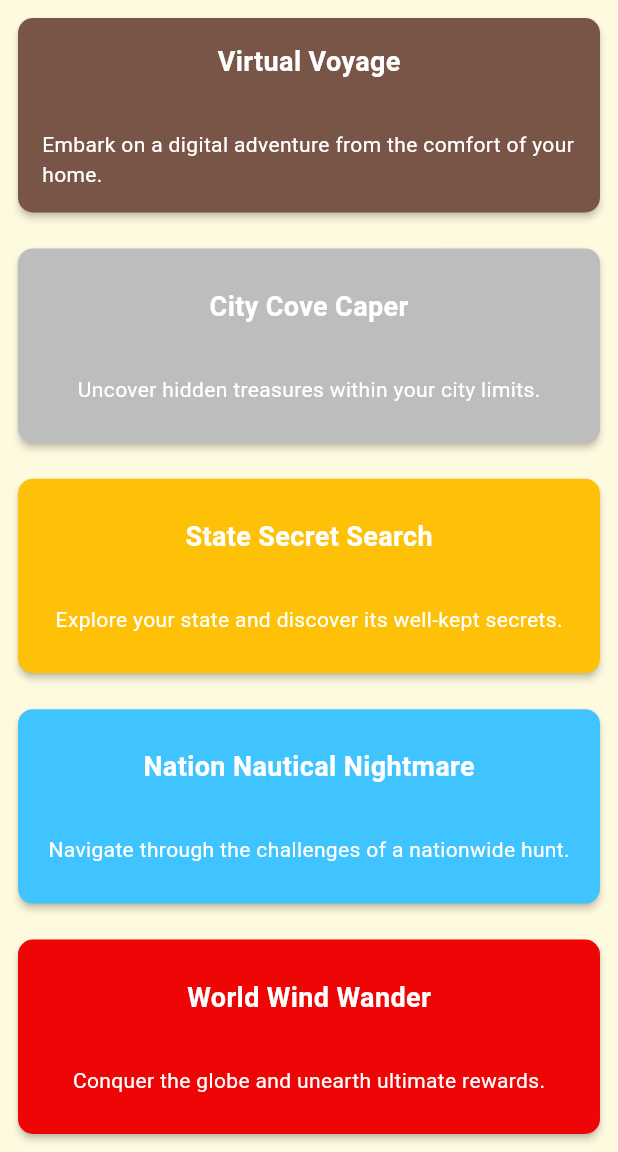
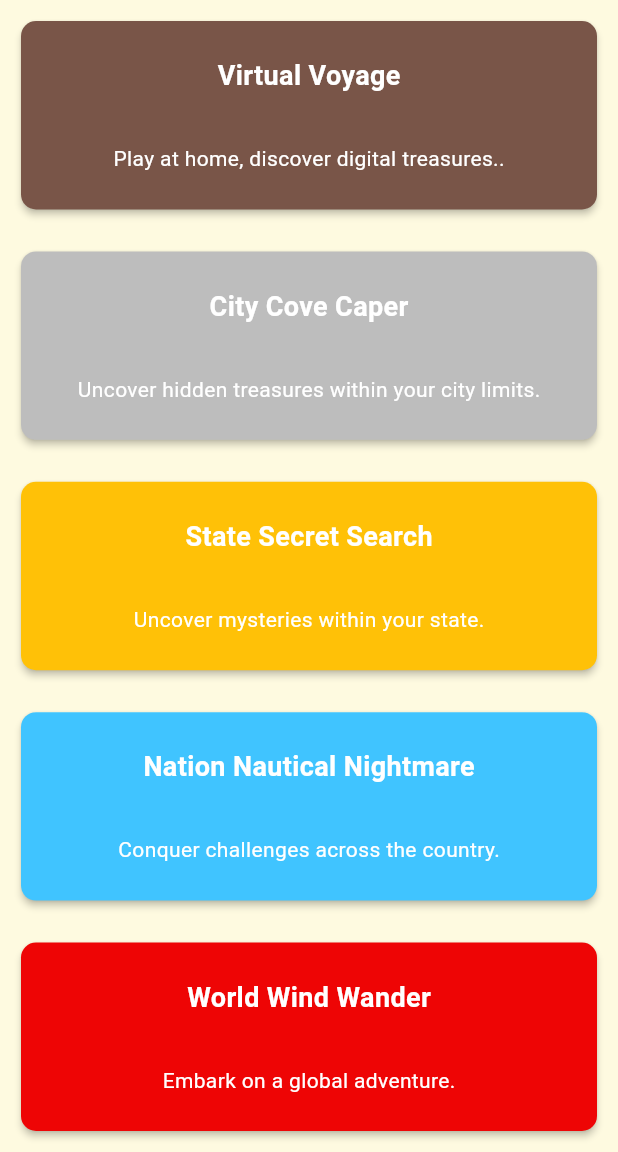
Before and after one commit to Sumanth1997/GemAI_Dev, a Flutter app: the DifficultyLevel screen opened directly with empty values, on a phone screen of 412 x 824 dp, the part 84-1236 px from its top. Run offline on Flutter 3.47's test engine with Material 3 defaults, Android fonts, the light colour scheme and no system bars; our stand-ins replace card_swiper, cloud_firestore, confetti, firebase_auth, firebase_core, firebase_storage and 11 more; missing offline and left inert: firebase_ui_auth, firebase_ui_oauth_google, maps_launcher; accounts and stored records are empty; generated files the repository leaves out were written again; network calls fail.

Commit message:
Difficulty level description fix

```diff
--- a/scavhunt/lib/Pages/difficulty_level.dart
+++ b/scavhunt/lib/Pages/difficulty_level.dart
@@ -13,7 +13,7 @@ class DifficultyLevel extends StatelessWidget {
     final List<Map<String, dynamic>> itemData = [
       {
         'text': 'Virtual Voyage',
-        'description': 'Embark on a digital adventure from the comfort of your home.',
+        'description': 'Play at home, discover digital treasures..',
         'cardColor': Colors.brown, // Bronze
       },
       {
@@ -23,17 +23,17 @@ class DifficultyLevel extends StatelessWidget {
       },
       {
         'text': 'State Secret Search',
-        'description': 'Explore your state and discover its well-kept secrets.',
+        'description': 'Uncover mysteries within your state.',
         'cardColor': Colors.amber, // Gold
       },
       {
         'text': 'Nation Nautical Nightmare',
-        'description': 'Navigate through the challenges of a nationwide hunt.',
+        'description': 'Conquer challenges across the country.',
         'cardColor': Colors.lightBlueAccent, // Diamond (light blue)
       },
       {
         'text': 'World Wind Wander',
-        'description': 'Conquer the globe and unearth ultimate rewards.',
+        'description': 'Embark on a global adventure.',
         'cardColor': Color.fromARGB(255, 238, 5, 5), // Obsidian
       },
       // Add more items as needed
@@ -46,6 +46,7 @@ class DifficultyLevel extends StatelessWidget {
     );
 
     return Scaffold(
+      resizeToAvoidBottomInset : false,
       appBar: AppBar(
         title: Text(
           AppLocalizations.of(context)?.chooseDifficultyLevel ?? 'Choose Difficulty Level',
@@ -69,7 +70,7 @@ class DifficultyLevel extends StatelessWidget {
         children: itemData.map((item) {
           return Flexible(
             child: Padding(
-              padding: const EdgeInsets.all(8.0),
+              padding: const EdgeInsets.all(10.0),
               child: ItemWidget(
                 text: item['text'],
                 description: item['description'], // Pass the description
```
